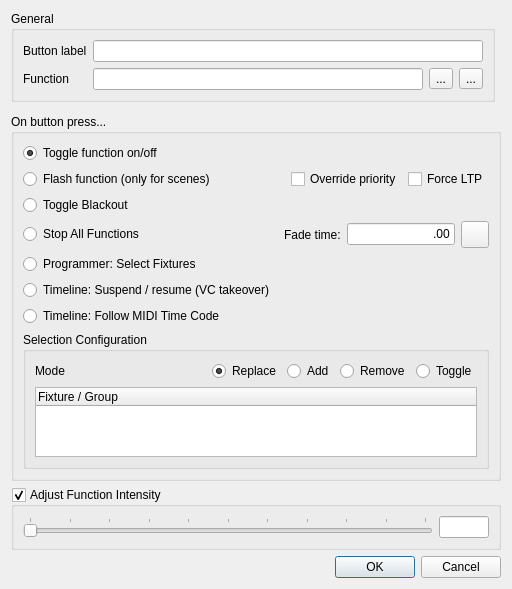
Before: the Qt Designer form ui/src/virtualconsole/vcbuttonproperties.ui in sandinak/qlcconsole, drawn with Qt 5.
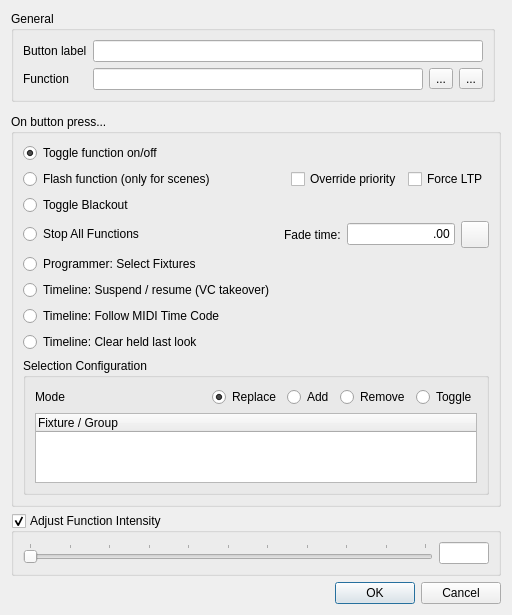
After: the same form once the commit is applied. Icons and pictures are not drawn.

Commit message: feat: show timeline + last-look persistence + per-track flags + effect sharing/authoring

Diff of the .ui file:
```diff
--- a/ui/src/virtualconsole/vcbuttonproperties.ui
+++ b/ui/src/virtualconsole/vcbuttonproperties.ui
@@ -178,6 +178,13 @@
         </property>
        </widget>
       </item>
+      <item>
+       <widget class="QRadioButton" name="m_clearLastLook">
+        <property name="text">
+         <string>Timeline: Clear held last look</string>
+        </property>
+       </widget>
+      </item>
       <item>
        <widget class="QGroupBox" name="m_selectionGroup">
         <property name="title">
```
The commit also changes 57 other files.
